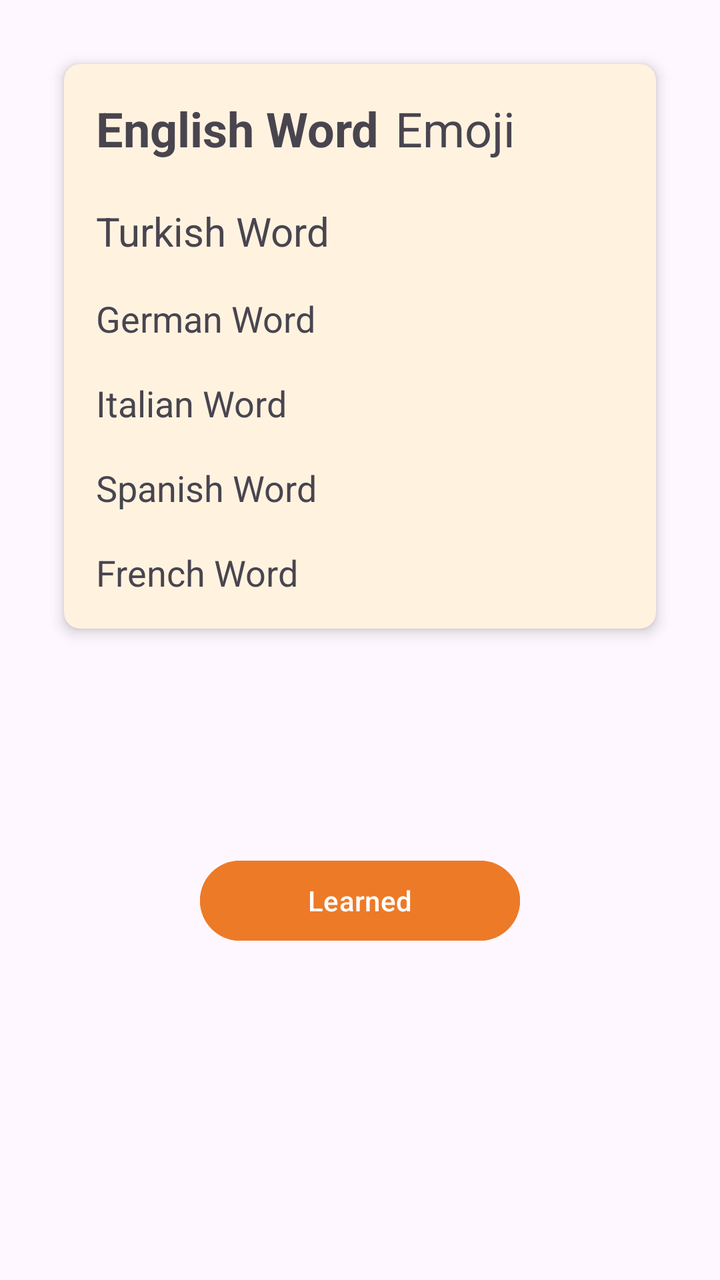
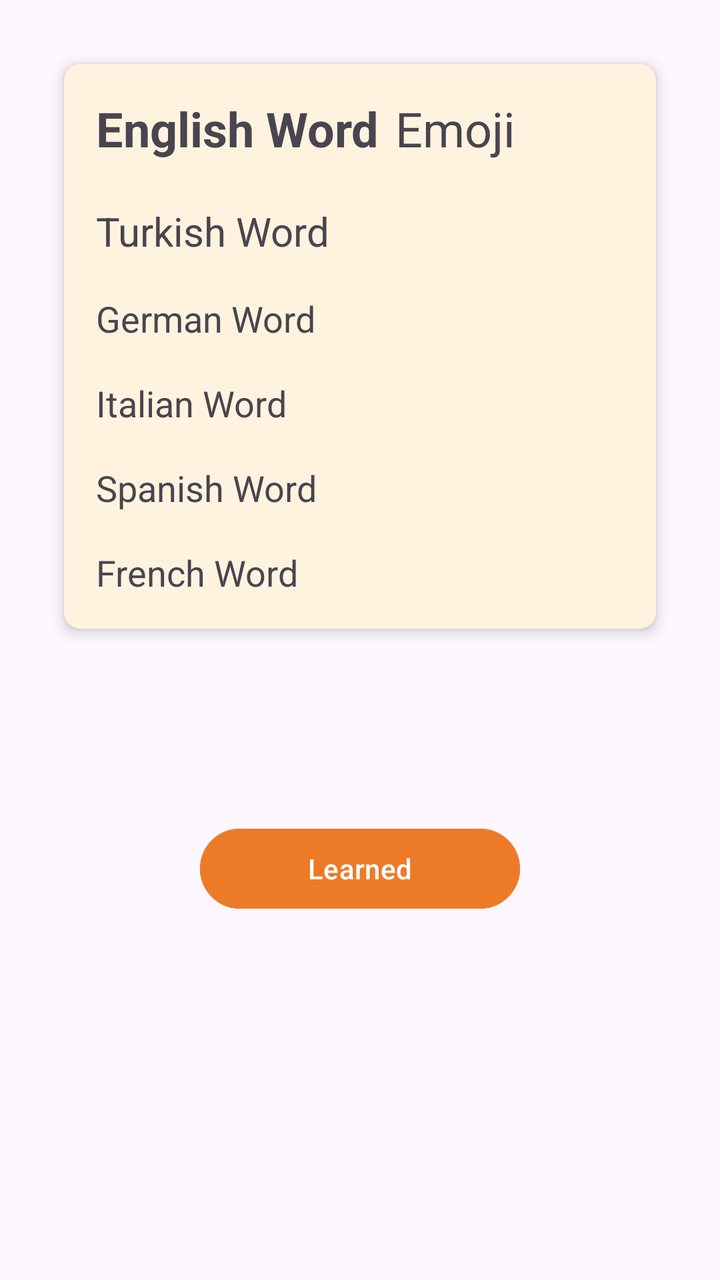

Before-and-after screenshots of an Android layout around one commit, followed by the original layout XML and the change that was made.
<!-- AndroidManifest.xml: application theme Theme.VocabCards -->
<!-- res/layout/fragment_word_detail.xml -->
<?xml version="1.0" encoding="utf-8"?>
<LinearLayout xmlns:android="http://schemas.android.com/apk/res/android"
    android:layout_width="match_parent"
    android:layout_height="match_parent"
    xmlns:app="http://schemas.android.com/apk/res-auto"
    android:orientation="vertical"
    android:padding="16dp">

    
    <ScrollView
        android:layout_width="match_parent"
        android:layout_gravity="center"
        android:layout_height="match_parent">

        <LinearLayout
            android:layout_width="match_parent"
            android:layout_height="wrap_content"

            android:gravity="center"
            android:orientation="vertical">

            


            
            <LinearLayout
                android:id="@+id/contentContainer"
                android:layout_width="match_parent"
                android:layout_height="wrap_content"
                android:orientation="vertical"
                android:visibility="visible">

                <androidx.cardview.widget.CardView
                    android:layout_width="match_parent"
                    android:layout_height="wrap_content"
                    android:layout_margin="16dp"
                    app:cardBackgroundColor="@color/lllorange"
                    app:cardCornerRadius="8dp"
                    app:cardElevation="4dp">

                    <LinearLayout
                        android:layout_width="match_parent"
                        android:layout_height="wrap_content"
                        android:orientation="horizontal"
                        android:padding="16dp">

                        
                        <TextView
                            android:id="@+id/tvDetailEnglishWord"
                            android:layout_width="wrap_content"
                            android:layout_height="wrap_content"
                            android:text="@string/english_word"
                            android:textSize="24sp"
                            android:textStyle="bold"
                            android:layout_gravity="center_vertical" />

                        
                        <TextView
                            android:id="@+id/tvEmoji"
                            android:layout_width="wrap_content"
                            android:layout_height="wrap_content"
                            android:text="@string/emoji"
                            android:textSize="24sp"
                            android:paddingStart="8dp"
                            android:layout_gravity="center_vertical" />

                        


                    </LinearLayout>

                    
                    <LinearLayout
                        android:layout_width="match_parent"
                        android:layout_height="wrap_content"
                        android:orientation="vertical"
                        android:padding="16dp"
                        android:layout_marginTop="36dp">

                        
                        <TextView
                            android:id="@+id/tvDetailTurkishWord"
                            android:layout_width="wrap_content"
                            android:layout_height="wrap_content"
                            android:text="@string/turkish_word"
                            android:textSize="20sp"
                            android:paddingTop="18dp" />

                        
                        <TextView
                            android:id="@+id/tvGermanWord"
                            android:layout_width="wrap_content"
                            android:layout_height="wrap_content"
                            android:text="@string/german_word"
                            android:textSize="18sp"
                            android:paddingTop="18dp" />

                        
                        <TextView
                            android:id="@+id/tvItalianWord"
                            android:layout_width="wrap_content"
                            android:layout_height="wrap_content"
                            android:text="@string/italian_word"
                            android:textSize="18sp"
                            android:paddingTop="18dp" />

                        
                        <TextView
                            android:id="@+id/tvSpanishWord"
                            android:layout_width="wrap_content"
                            android:layout_height="wrap_content"
                            android:text="@string/spanish_word"
                            android:textSize="18sp"
                            android:paddingTop="18dp" />

                        
                        <TextView
                            android:id="@+id/tvFrenchWord"
                            android:layout_width="wrap_content"
                            android:layout_height="wrap_content"
                            android:text="@string/french_word"
                            android:textSize="18sp"
                            android:paddingTop="18dp" />

                        


                    </LinearLayout>

                </androidx.cardview.widget.CardView>

                <RelativeLayout
                    android:id="@+id/pronunciationLayout"
                    android:layout_width="match_parent"
                    android:layout_height="wrap_content"
                    android:padding="16dp">

                    
                    <TextView
                        android:id="@+id/tvEnglishPronunciation"
                        android:layout_width="wrap_content"
                        android:layout_height="wrap_content"
                        android:text="@string/listen_english_pronunciation"
                        android:textSize="20sp"
                        android:textStyle="bold"
                        android:gravity="center"
                        android:layout_marginBottom="-70dp"
                        android:layout_alignParentStart="true"
                        android:layout_alignParentTop="true" />

                    

                </RelativeLayout>

                <Button
                    android:id="@+id/learnedButton"
                    android:layout_width="160dp"
                android:layout_height="wrap_content"
                android:layout_gravity="center"
                android:layout_marginTop="80dp"
                android:backgroundTint="#ED7A27"
                android:text="@string/learned" />

            </LinearLayout>
        </LinearLayout>
    </ScrollView>
</LinearLayout>
<!-- resources referenced by this layout -->
<resources>
  <color name="lllorange">#FFF3E0</color>
  <string name="emoji">Emoji</string>
  <string name="english_word">English Word</string>
  <string name="french_word">French Word</string>
  <string name="german_word">German Word</string>
  <string name="italian_word">Italian Word</string>
  <string name="learned">Learned</string>
  <string name="listen_english_pronunciation">Listen English Pronunciation</string>
  <string name="spanish_word">Spanish Word</string>
  <string name="turkish_word">Turkish Word</string>
  <style name="Theme.VocabCards" parent="Base.Theme.VocabCards" />
  <style name="Base.Theme.VocabCards" parent="Theme.Material3.DayNight.NoActionBar">
          
          
      </style>
</resources>

<!-- the commit's change to res/layout/fragment_word_detail.xml (unified diff, before → after) -->
@@ -129,29 +129,6 @@
 
                 </androidx.cardview.widget.CardView>
 
-                <RelativeLayout
-                    android:id="@+id/pronunciationLayout"
-                    android:layout_width="match_parent"
-                    android:layout_height="wrap_content"
-                    android:padding="16dp">
-
-                    
-                    <TextView
-                        android:id="@+id/tvEnglishPronunciation"
-                        android:layout_width="wrap_content"
-                        android:layout_height="wrap_content"
-                        android:text="@string/listen_english_pronunciation"
-                        android:textSize="20sp"
-                        android:textStyle="bold"
-                        android:gravity="center"
-                        android:layout_marginBottom="-70dp"
-                        android:layout_alignParentStart="true"
-                        android:layout_alignParentTop="true" />
-
-                    
-
-                </RelativeLayout>
-
                 <Button
                     android:id="@+id/learnedButton"
                     android:layout_width="160dp"
<!-- resource entries referenced after the edit -->
@@ -7,7 +7,6 @@
   <string name="german_word">German Word</string>
   <string name="italian_word">Italian Word</string>
   <string name="learned">Learned</string>
-  <string name="listen_english_pronunciation">Listen English Pronunciation</string>
   <string name="spanish_word">Spanish Word</string>
   <string name="turkish_word">Turkish Word</string>
   <style name="Theme.VocabCards" parent="Base.Theme.VocabCards" />
